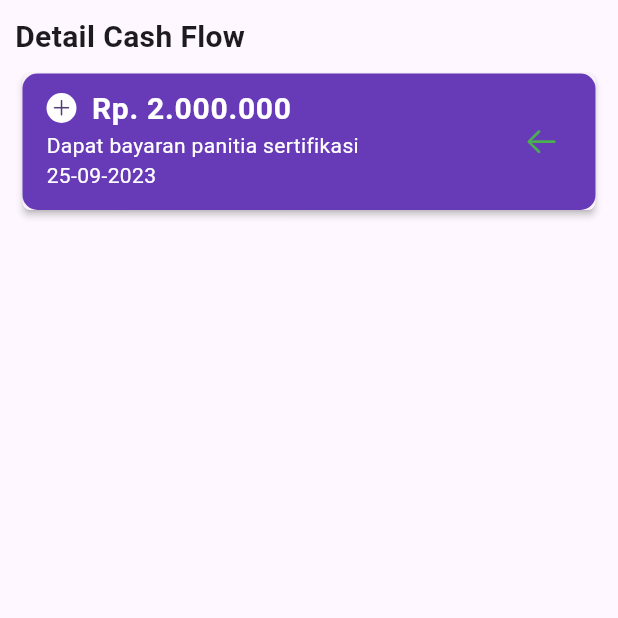
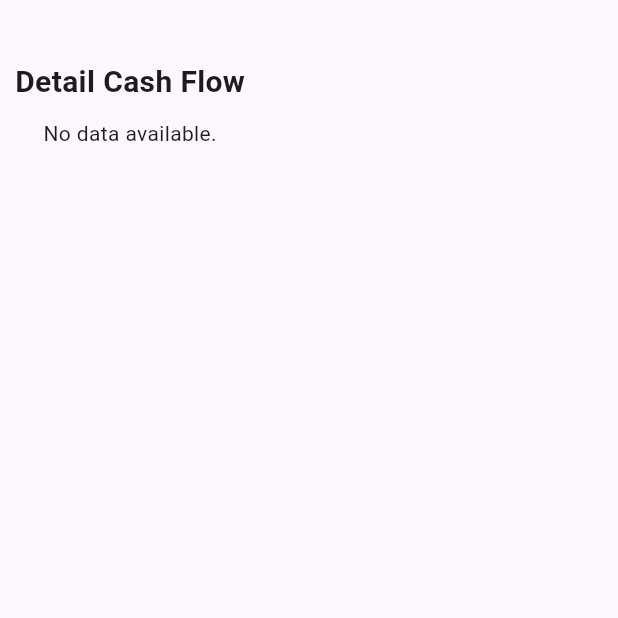
Before and after one commit to MAFADA/financial_management_app, a Flutter app: the HomePage screen opened directly, after a tap on the "manage search" icon, on a phone screen of 412 x 824 dp, the top half of it. Run offline on Flutter 3.47's test engine with Material 2 defaults, Android fonts, the phone set to English and light mode, and no system bars; our stand-ins replace getwidget, sqflite; accounts and stored records are empty.

Commit message:
detail cash flow done

```diff
--- a/lib/data/database_helper.dart
+++ b/lib/data/database_helper.dart
@@ -1,4 +1,4 @@
-// ignore_for_file: prefer_const_declarations
+// ignore_for_file: prefer_const_declarations, unused_local_variable
 
 import 'package:financial_management_app/models/Keuangan.dart';
 import 'package:financial_management_app/models/User.dart';
@@ -88,11 +88,24 @@ class DatabaseHelper {
   }
 
   // Update Data User
-  Future<int?> update(User user) async {
-    Database? db = await instance.database;
-    int id = user.toMap()['id'];
-    return await db!
-        .update(table, user.toMap(), where: '$columnId = ?', whereArgs: [id]);
+  Future<bool?> checkPassword(String username, String currentPassword) async {
+    final db = await database;
+    final result = await db?.query(
+      'users',
+      where: 'username = ? AND password = ?',
+      whereArgs: [username, currentPassword],
+    );
+    return result?.isNotEmpty;
+  }
+
+  Future<void> updatePassword(String username, String newPassword) async {
+    final db = await database;
+    await db?.update(
+      'users',
+      {'password': newPassword},
+      where: 'username = ?',
+      whereArgs: [username],
+    );
   }
 
   // PEMASUKAN
@@ -104,7 +117,7 @@ class DatabaseHelper {
 
   Future calculateTotalIncome() async {
     Database? db = await instance.database;
-    var result;
+    List<Map<String, Object?>> result;
     return result = await db!.rawQuery(
         "SELECT SUM($columnNominal) as total_pemasukan FROM keuangan WHERE tipe = 'Pemasukan'");
     // print(result);
@@ -112,10 +125,15 @@ class DatabaseHelper {
 
   Future calculateTotalOutcome() async {
     Database? db = await instance.database;
-    var result;
+    List<Map<String, Object?>> result;
     return result = await db!.rawQuery(
         "SELECT SUM($columnNominal) as total_pengeluaran FROM keuangan WHERE tipe = 'Pengeluaran'");
     // print(result);
+  }
+
+  Future<List<Map<String, Object?>>?> fetchDataCashFlow() async {
+    final db = await database;
+    return await db?.query(tableKeuangan);
   }
 
   // PENGELUARAN
--- a/lib/screens/detail_cash_flow_view.dart
+++ b/lib/screens/detail_cash_flow_view.dart
@@ -1,3 +1,4 @@
+import 'package:financial_management_app/data/database_helper.dart';
 import 'package:flutter/cupertino.dart';
 import 'package:flutter/material.dart';
 
@@ -10,11 +11,23 @@ class DetailCashFlowPage extends StatefulWidget {
 }
 
 class _DetailCashFlowState extends State<DetailCashFlowPage> {
+  final dbHelper = DatabaseHelper.instance;
+
+  @override
+  void initState() {
+    super.initState();
+  }
+
   @override
   Widget build(BuildContext context) {
     return Scaffold(
-      body: ListView(
+      body: SingleChildScrollView(
+        scrollDirection: Axis.vertical,
+        child: Column(
           children: [
+            SizedBox(
+              height: 30,
+            ),
             Container(
               margin: const EdgeInsets.all(10.0),
               child: const Text(
@@ -22,12 +35,30 @@ class _DetailCashFlowState extends State<DetailCashFlowPage> {
                 style: TextStyle(fontSize: 20, fontWeight: FontWeight.bold),
               ),
             ),
-          Card(
+            SizedBox(
+              height: 600,
+              child: FutureBuilder(
+                future: dbHelper.fetchDataCashFlow(),
+                builder: (BuildContext context, AsyncSnapshot snapshot) {
+                  if (snapshot.connectionState == ConnectionState.waiting) {
+                    return const CircularProgressIndicator(); // Display a loading indicator while fetching data.
+                  } else if (snapshot.hasError) {
+                    return Text('Error: ${snapshot.error}');
+                  } else if (!snapshot.hasData || snapshot.data!.isEmpty) {
+                    return const Text('No data available.');
+                  } else {
+                    final data = snapshot.data!;
+                    return ListView.builder(
+                      itemCount: data.length,
+                      itemBuilder: (context, index) {
+                        final item = data[index];
+                        return Card(
                           shape: RoundedRectangleBorder(
                             borderRadius: BorderRadius.circular(5.0),
                           ),
                           elevation: 2.0,
-            margin: const EdgeInsets.only(bottom: 15, left: 15, right: 15),
+                          margin: const EdgeInsets.only(
+                              bottom: 15, left: 15, right: 15),
                           child: Container(
                             decoration: BoxDecoration(
                               borderRadius: BorderRadius.circular(10),
@@ -39,18 +70,27 @@ class _DetailCashFlowState extends State<DetailCashFlowPage> {
                                 children: [
                                   Container(
                                     margin: const EdgeInsets.only(right: 10),
-                      child: const CircleAvatar(
+                                    child: item['tipe'] == 'Pemasukan'
+                                        ? const CircleAvatar(
                                             backgroundColor: Colors.white,
                                             radius: 10,
                                             child: Icon(
                                               CupertinoIcons.plus,
                                               size: 15,
                                             ),
+                                          )
+                                        : const CircleAvatar(
+                                            backgroundColor: Colors.white,
+                                            radius: 10,
+                                            child: Icon(
+                                              CupertinoIcons.minus,
+                                              size: 15,
                                             ),
                                           ),
-                    const Text(
-                      'Rp. 2.000.000',
-                      style: TextStyle(
+                                  ),
+                                  Text(
+                                    'Rp. ${item['nominal']}',
+                                    style: const TextStyle(
                                         fontSize: 20,
                                         fontWeight: FontWeight.bold,
                                         color: Colors.white),
@@ -59,31 +99,46 @@ class _DetailCashFlowState extends State<DetailCashFlowPage> {
                               ),
                               subtitle: Container(
                                 margin: const EdgeInsets.only(bottom: 5),
-                  child: const Column(
-                      crossAxisAlignment: CrossAxisAlignment.start,
+                                child: Column(
+                                    crossAxisAlignment:
+                                        CrossAxisAlignment.start,
                                     children: [
                                       Text(
-                          'Dapat bayaran panitia sertifikasi',
-                          style: TextStyle(color: Colors.white),
+                                        item['keterangan'],
+                                        style: const TextStyle(
+                                            color: Colors.white),
                                       ),
                                       Text(
-                          '25-09-2023',
-                          style: TextStyle(color: Colors.white),
+                                        item['tanggal'],
+                                        style: const TextStyle(
+                                            color: Colors.white),
                                       ),
                                     ]),
                               ),
                               trailing: Container(
-                  child: const Icon(
+                                child: item['tipe'] == 'Pemasukan'
+                                    ? const Icon(
                                         CupertinoIcons.arrow_left,
                                         color: Colors.green,
+                                      )
+                                    : const Icon(
+                                        CupertinoIcons.arrow_right,
+                                        color: Colors.red,
                                       ),
                               ),
-                onTap: () {},
+                              // onTap: () {},
                             ),
+                          ),
+                        );
+                      },
+                    );
+                  }
+                },
               ),
             ),
           ],
         ),
+      ),
     );
   }
 }
--- a/lib/screens/home_view.dart
+++ b/lib/screens/home_view.dart
@@ -1,4 +1,4 @@
-// ignore_for_file: avoid_unnecessary_containers
+// ignore_for_file: avoid_unnecessary_containers, unused_field
 
 import 'package:financial_management_app/data/database_helper.dart';
 import 'package:financial_management_app/screens/add_income_view.dart';
@@ -19,11 +19,9 @@ class HomePage extends StatefulWidget {
 
 class _HomePageState extends State<HomePage> {
   final dbHelper = DatabaseHelper.instance;
-  final _formKey = GlobalKey<FormState>();
-  final GlobalKey<ScaffoldState> _scaffoldKey = GlobalKey<ScaffoldState>();
 
-  late String _totalPemasukan;
-  late String _totalPengeluaran;
+  String? _totalPemasukan;
+  String? _totalPengeluaran;
 
   Future<String> _calcTotalIncome() async {
     var total = (await dbHelper.calculateTotalIncome())[0]['total_pemasukan'];
@@ -66,7 +64,7 @@ class _HomePageState extends State<HomePage> {
             SizedBox(
               width: double.infinity,
               child: Center(
-                child: FutureBuilder<String>(
+                child: FutureBuilder(
                   future: _calcTotalOutcome(),
                   builder: (BuildContext context, AsyncSnapshot snapshot) {
                     if (snapshot.connectionState == ConnectionState.waiting) {
@@ -88,7 +86,7 @@ class _HomePageState extends State<HomePage> {
                     } else if (snapshot.connectionState ==
                         ConnectionState.done) {
                       if (snapshot.hasError) {
-                        return Text('Pengeluaran: Rp. -${snapshot.error}');
+                        return const Text('Pengeluaran: Rp. -');
                       } else if (snapshot.hasData) {
                         // ignore: prefer_interpolation_to_compose_strings
                         return Text('Pengeluaran: Rp. ' + snapshot.data,
@@ -106,19 +104,10 @@ class _HomePageState extends State<HomePage> {
                 ),
               ),
             ),
-            // const Text(
-            //   'Pengeluaran: ',
-            //   textAlign: TextAlign.center,
-            //   style: TextStyle(
-            //     fontWeight: FontWeight.bold,
-            //     color: Colors.red,
-            //     fontSize: 15.0,
-            //   ),
-            // ),
             SizedBox(
               width: double.infinity,
               child: Center(
-                child: FutureBuilder<String>(
+                child: FutureBuilder(
                   future: _calcTotalIncome(),
                   builder: (BuildContext context, AsyncSnapshot snapshot) {
                     if (snapshot.connectionState == ConnectionState.waiting) {
```
Lines whose indentation alone changed are shown as unchanged.
